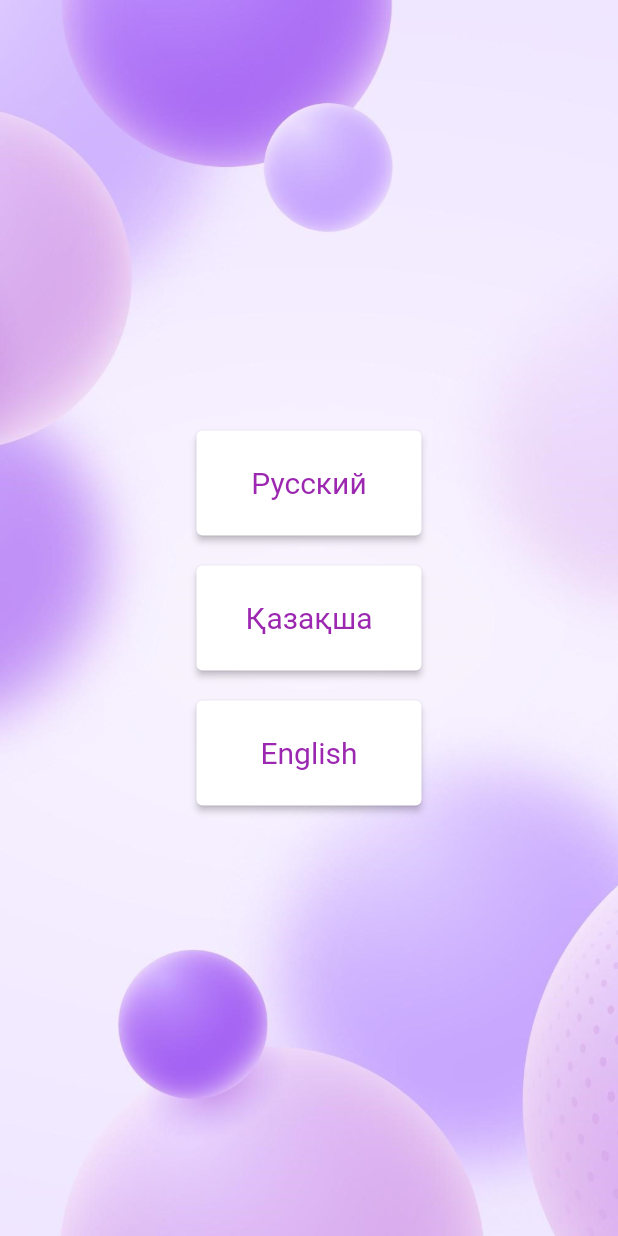
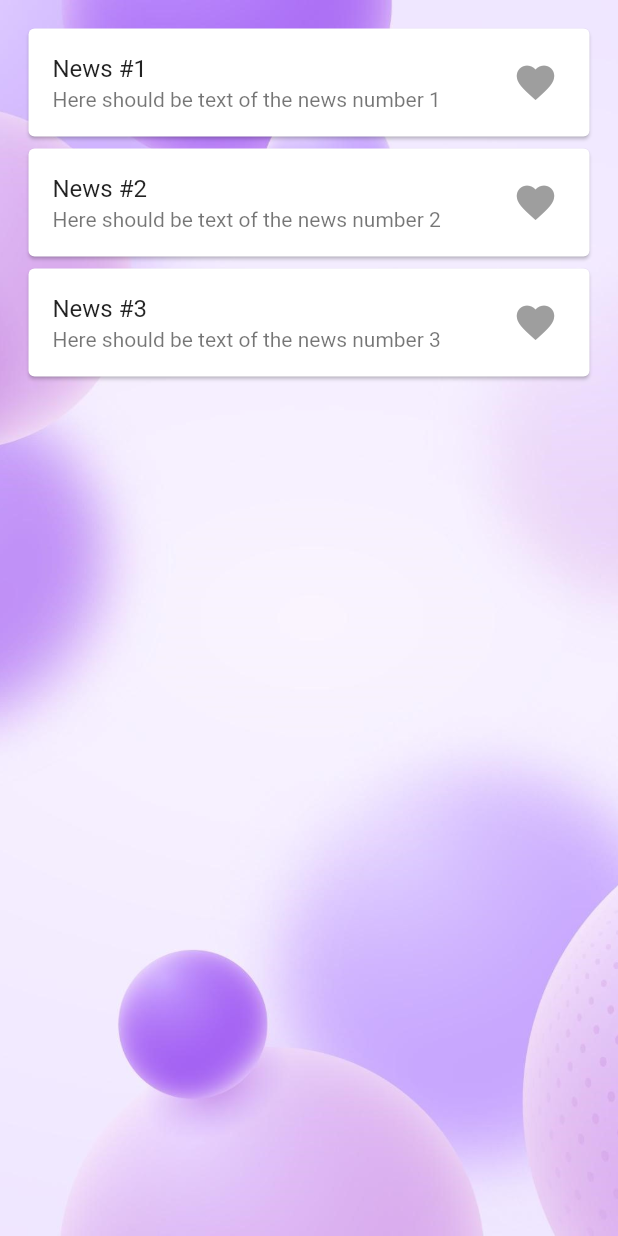
Before and after one commit to erwinsgal/login_hw, a Flutter app: the HomePage widget shown alone on an empty page, opened directly, on a phone screen of 412 x 824 dp. Run offline on Flutter 3.47's test engine with Material 2 defaults, Android fonts, the phone set to English and light mode, and no system bars; drawn by our look-alikes of like_button; our stand-ins replace easy_localization; missing offline and left inert: qr_code_scanner; Roboto replaces fonts that are missing (Montserrat).

Commit message:
likes, qr

```diff
--- a/assets/translations/ru.json
+++ b/assets/translations/ru.json
@@ -6,6 +6,6 @@
   "buttonSubmit": "Зарегистрироваться",
   "haveacc": "Уже есть аккаунт?",
   "buttonSign": "Войти",
-  "welcome": "ДОБРО ПОЖАЛОВАТЬ!",
+  "welcome": "ПРИВЕТ!",
   "noAcc": "Нет аккаунта?"
 }
--- /dev/null
+++ b/lib/constants/colors.dart
@@ -0,0 +1,5 @@
+import 'dart:ui';
+
+class AppColors{
+  static const Color primary = Color(0xff9b7dda);
+}
--- a/lib/pages/home_page.dart
+++ b/lib/pages/language_page.dart
@@ -3,18 +3,19 @@ import 'dart:developer';
 import 'package:easy_localization/easy_localization.dart';
 import 'package:flutter/material.dart';
 import 'package:flutter/services.dart';
+import 'package:login_page_hw/pages/login_page.dart';
 import 'package:login_page_hw/pages/register_page.dart';
 
 import '../model/user.dart';
 
-class HomePage extends StatefulWidget {
-  const HomePage({Key? key}) : super(key: key);
+class LanguagePage extends StatefulWidget {
+  const LanguagePage({Key? key}) : super(key: key);
 
   @override
-  State<HomePage> createState() => _HomePageState();
+  State<LanguagePage> createState() => _LanguagePage();
 }
 
-class _HomePageState extends State<HomePage> {
+class _LanguagePage extends State<LanguagePage> {
   @override
   Widget build(BuildContext context) {
     final ButtonStyle style = ElevatedButton.styleFrom(
@@ -41,7 +42,7 @@ class _HomePageState extends State<HomePage> {
                       Navigator.push(
                         context,
                         MaterialPageRoute(
-                          builder: (context) => RegisterPage(),
+                          builder: (context) => LoginPage(),
                         ),
                       );
                     },
@@ -60,7 +61,7 @@ class _HomePageState extends State<HomePage> {
                       Navigator.push(
                         context,
                         MaterialPageRoute(
-                          builder: (context) => RegisterPage(),
+                          builder: (context) => LoginPage(),
                         ),
                       );
                     },
@@ -79,7 +80,7 @@ class _HomePageState extends State<HomePage> {
                       Navigator.push(
                         context,
                         MaterialPageRoute(
-                          builder: (context) => RegisterPage(),
+                          builder: (context) => LoginPage(),
                         ),
                       );
                     },
--- /dev/null
+++ b/lib/pages/navi_pages/home_page.dart
@@ -0,0 +1,64 @@
+import 'package:flutter/material.dart';
+import 'package:like_button/like_button.dart';
+
+class HomePage extends StatelessWidget {
+  const HomePage({Key? key}) : super(key: key);
+
+  @override
+  Widget build(BuildContext context) {
+
+    return Container(
+        alignment: Alignment.center,
+        decoration: const BoxDecoration(
+        image: DecorationImage(
+        image: AssetImage('assets/images/background.jpg'),
+    fit: BoxFit.cover,
+        )),
+        child: Padding(
+          padding: const EdgeInsets.all(15),
+          child: Column(
+            children: [
+              Card(
+                child: ListTile(
+                  title: const Text('News #1'),
+                  subtitle: const Text('Here should be text of the news number 1'),
+                  trailing: const SizedBox(
+                    width: 40,
+                    height: 40,
+                    child: LikeButton(
+                      size: 30,
+                    ),
+                  ),
+                ),
+              ),
+              Card(
+                child: ListTile(
+                  title: const Text('News #2'),
+                  subtitle: const Text('Here should be text of the news number 2'),
+                  trailing: const SizedBox(
+                    width: 40,
+                    height: 40,
+                    child: LikeButton(
+                      size: 30,
+                    ),
+                  ),
+                ),
+              ),Card(
+                child: ListTile(
+                  title: const Text('News #3'),
+                  subtitle: const Text('Here should be text of the news number 3'),
+                  trailing: const SizedBox(
+                    width: 40,
+                    height: 40,
+                    child: LikeButton(
+                      size: 30,
+                    ),
+                  ),
+                ),
+              ),
+            ],
+          ),
+        )
+    );
+  }
+}
--- a/pubspec.yaml
+++ b/pubspec.yaml
@@ -36,6 +36,10 @@ dependencies:
   cupertino_icons: ^1.0.2
   easy_localization: ^3.0.1
   country_icons: ^2.0.2
+  like_button: ^2.0.5
+  qr_code_scanner: ^1.0.1
+
+
 
 
 dev_dependencies:
```
Also changed, not shown: lib/main.dart (+39 -37 lines), lib/pages/login_page.dart (+38 -16 lines), lib/pages/main_page.dart (added, +69 -0 lines), lib/pages/navi_pages/map_page.dart (added, +15 -0 lines), lib/pages/navi_pages/profile_page.dart (added, +15 -0 lines), lib/pages/navi_pages/qr_page.dart (added, +68 -0 lines), lib/pages/register_page.dart (+40 -18 lines), lib/translations/codegen_loader.g.dart, pubspec.lock.
